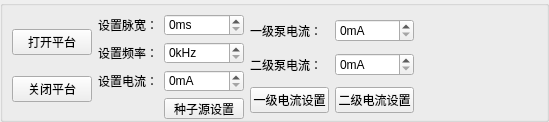
First picture: the form in UI/pump.ui, repository lidingke/photodarkening, before the edit.
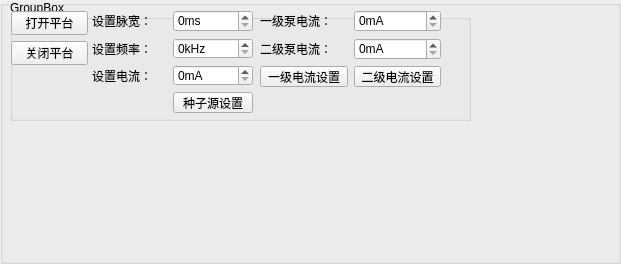
Second picture: the form after the edit.

Patch:
```diff
--- a/UI/pump.ui
+++ b/UI/pump.ui
@@ -6,8 +6,8 @@
    <rect>
     <x>0</x>
     <y>0</y>
-    <width>549</width>
-    <height>122</height>
+    <width>621</width>
+    <height>264</height>
    </rect>
   </property>
   <property name="windowTitle">
@@ -16,76 +16,28 @@
   <property name="title">
    <string/>
   </property>
-  <widget class="QWidget" name="">
+  <widget class="QGroupBox" name="groupBox">
    <property name="geometry">
     <rect>
-     <x>12</x>
-     <y>14</y>
-     <width>402</width>
-     <height>105</height>
+     <x>10</x>
+     <y>0</y>
+     <width>461</width>
+     <height>121</height>
     </rect>
    </property>
-   <layout class="QGridLayout" name="gridLayout_4">
-    <item row="0" column="0">
-     <layout class="QGridLayout" name="gridLayout">
-      <item row="0" column="0">
-       <widget class="QPushButton" name="sourceOpen">
-        <property name="text">
-         <string>打开平台</string>
-        </property>
-       </widget>
-      </item>
-      <item row="1" column="0">
-       <widget class="QPushButton" name="sourceClose">
-        <property name="text">
-         <string>关闭平台</string>
-        </property>
-       </widget>
-      </item>
-     </layout>
-    </item>
-    <item row="0" column="1">
+   <property name="title">
+    <string>GroupBox</string>
+   </property>
+   <widget class="QWidget" name="layoutWidget">
+    <property name="geometry">
+     <rect>
+      <x>82</x>
+      <y>10</y>
+      <width>161</width>
+      <height>103</height>
+     </rect>
+    </property>
      <layout class="QGridLayout" name="gridLayout_2">
-      <item row="0" column="0">
-       <widget class="QLabel" name="label">
-        <property name="text">
-         <string>设置脉宽：</string>
-        </property>
-       </widget>
-      </item>
-      <item row="0" column="1">
-       <widget class="QSpinBox" name="pulseSpin">
-        <property name="suffix">
-         <string>ms</string>
-        </property>
-        <property name="maximum">
-         <number>500</number>
-        </property>
-        <property name="singleStep">
-         <number>50</number>
-        </property>
-       </widget>
-      </item>
-      <item row="1" column="0">
-       <widget class="QLabel" name="label_2">
-        <property name="text">
-         <string>设置频率：</string>
-        </property>
-       </widget>
-      </item>
-      <item row="1" column="1">
-       <widget class="QSpinBox" name="frequencySpin">
-        <property name="suffix">
-         <string>kHz</string>
-        </property>
-        <property name="maximum">
-         <number>500</number>
-        </property>
-        <property name="singleStep">
-         <number>50</number>
-        </property>
-       </widget>
-      </item>
       <item row="2" column="0">
        <widget class="QLabel" name="label_3">
         <property name="text">
@@ -93,10 +45,17 @@
         </property>
        </widget>
       </item>
-      <item row="2" column="1">
-       <widget class="QSpinBox" name="currentSpin">
+     <item row="1" column="0">
+      <widget class="QLabel" name="label_2">
+       <property name="text">
+        <string>设置频率：</string>
+       </property>
+      </widget>
+     </item>
+     <item row="0" column="1">
+      <widget class="QSpinBox" name="pulseSpin">
         <property name="suffix">
-         <string>mA</string>
+        <string>ms</string>
         </property>
         <property name="maximum">
          <number>500</number>
@@ -113,10 +72,77 @@
         </property>
        </widget>
       </item>
-     </layout>
-    </item>
-    <item row="0" column="2">
-     <layout class="QGridLayout" name="gridLayout_3">
+     <item row="1" column="1">
+      <widget class="QSpinBox" name="frequencySpin">
+       <property name="suffix">
+        <string>kHz</string>
+       </property>
+       <property name="maximum">
+        <number>500</number>
+       </property>
+       <property name="singleStep">
+        <number>50</number>
+       </property>
+      </widget>
+     </item>
+     <item row="2" column="1">
+      <widget class="QSpinBox" name="currentSpin">
+       <property name="suffix">
+        <string>mA</string>
+       </property>
+       <property name="maximum">
+        <number>500</number>
+       </property>
+       <property name="singleStep">
+        <number>50</number>
+       </property>
+      </widget>
+     </item>
+     <item row="0" column="0">
+      <widget class="QLabel" name="label">
+       <property name="text">
+        <string>设置脉宽：</string>
+       </property>
+      </widget>
+     </item>
+    </layout>
+   </widget>
+   <widget class="QWidget" name="layoutWidget">
+    <property name="geometry">
+     <rect>
+      <x>1</x>
+      <y>11</y>
+      <width>77</width>
+      <height>54</height>
+     </rect>
+    </property>
+    <layout class="QVBoxLayout" name="verticalLayout">
+     <item>
+      <widget class="QPushButton" name="sourceOpen">
+       <property name="text">
+        <string>打开平台</string>
+       </property>
+      </widget>
+     </item>
+     <item>
+      <widget class="QPushButton" name="sourceClose">
+       <property name="text">
+        <string>关闭平台</string>
+       </property>
+      </widget>
+     </item>
+    </layout>
+   </widget>
+   <widget class="QWidget" name="layoutWidget">
+    <property name="geometry">
+     <rect>
+      <x>250</x>
+      <y>10</y>
+      <width>181</width>
+      <height>77</height>
+     </rect>
+    </property>
+    <layout class="QGridLayout" name="gridLayout">
       <item row="0" column="0">
        <widget class="QLabel" name="label_4">
         <property name="text">
@@ -172,8 +198,7 @@
        </widget>
       </item>
      </layout>
-    </item>
-   </layout>
+   </widget>
   </widget>
  </widget>
  <resources/>
```
Lines whose indentation alone changed are shown as unchanged.
